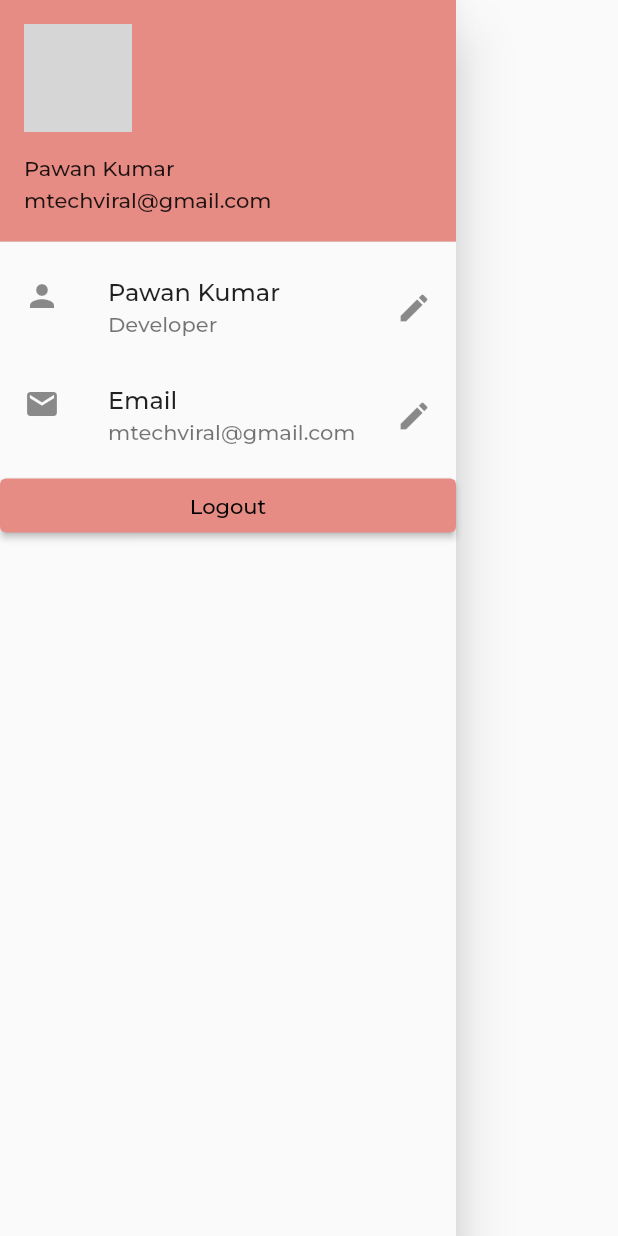
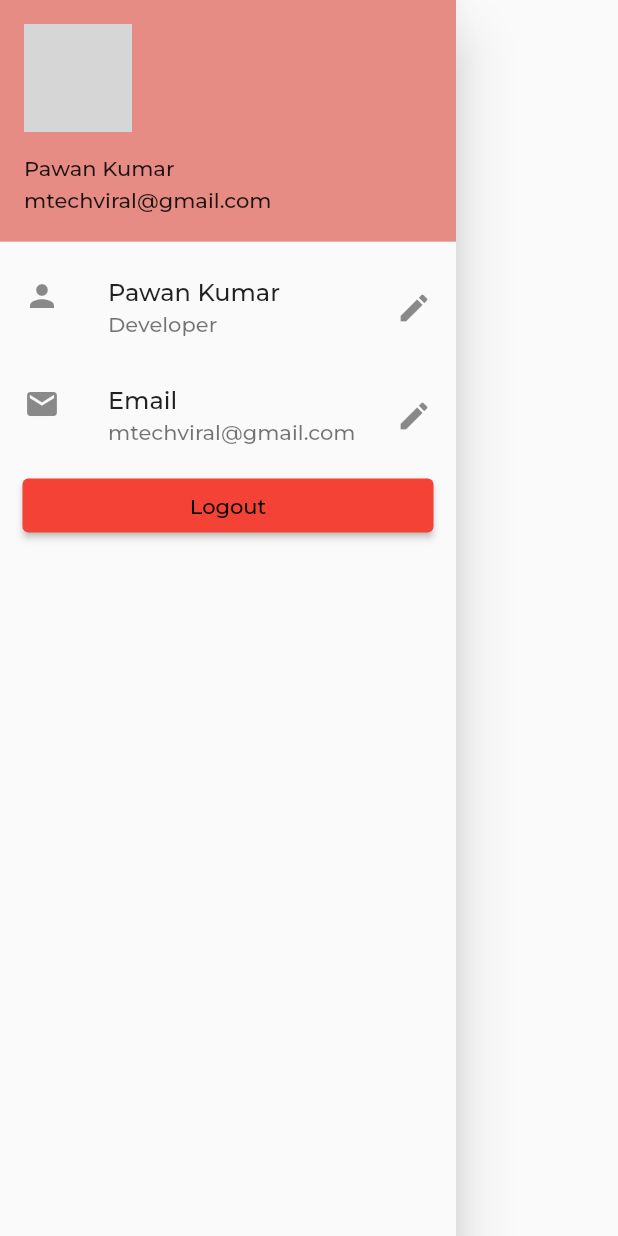
Before and after one commit to JaiPi/dataplate-app-client, a Flutter app: the MyDrawer widget shown alone on an empty page, opened directly, on a phone screen of 412 x 824 dp. Run offline on Flutter 3.47's test engine with Material 2 defaults, Android fonts, the phone set to English and light mode, and no system bars; our stand-ins replace date_picker_timeline, firebase_auth, firebase_core, get, qr_flutter; missing offline and left inert: dart:ffi; accounts and stored records are empty; network calls fail; grey boxes are pictures that could not be loaded.

Commit message:
logout button style

```diff
--- a/client/lib/widgets/drawer.dart
+++ b/client/lib/widgets/drawer.dart
@@ -36,7 +36,14 @@ class MyDrawer extends StatelessWidget {
             subtitle: Text("mtechviral@gmail.com"),
             trailing: Icon(Icons.edit),
           ),
-          ElevatedButton(onPressed: logout, child: Text("Logout"))
+          Container(
+            padding: const EdgeInsets.only(left: 15, right: 15),
+            child: ElevatedButton(
+              onPressed: logout,
+              style: ElevatedButton.styleFrom(backgroundColor: Colors.red),
+              child: const Text("Logout"),
+            ),
+          )
         ],
       ),
     );
```
